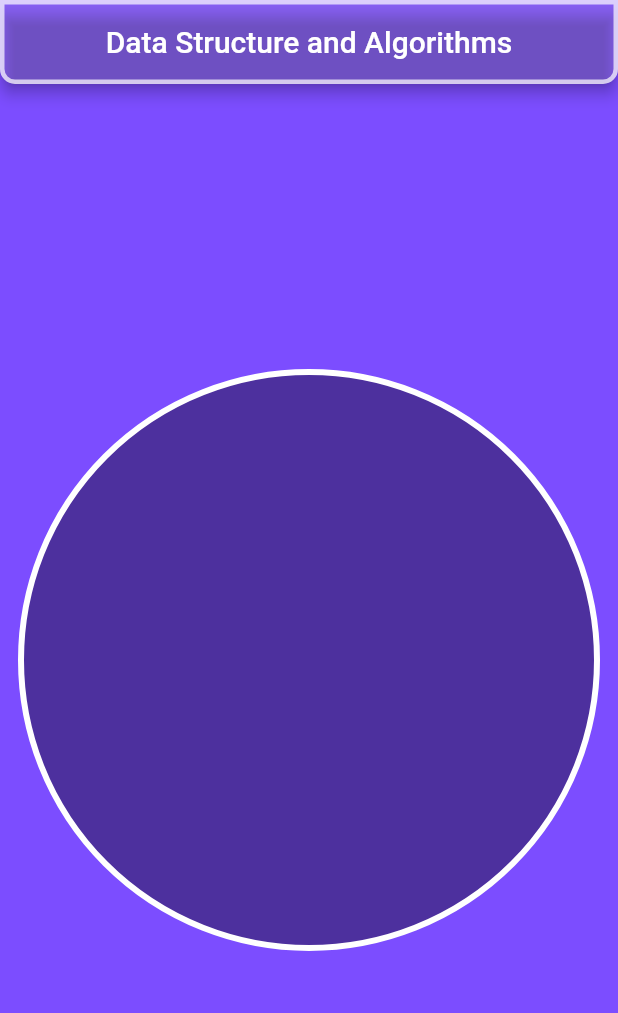
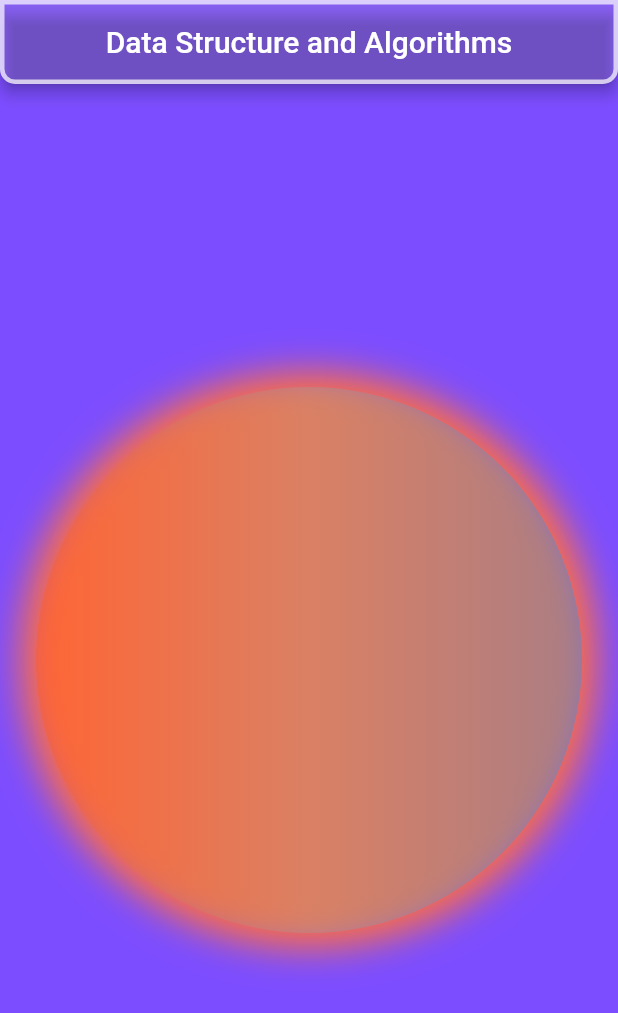
Before and after one commit to Vibhanshu2209/newAlgo, a Flutter app: the screen it shows after launch, on a phone screen of 412 x 824 dp. Shown: the top 1013 px of the screen. Run offline on Flutter 3.47's test engine with Material 2 defaults, Android fonts, the phone set to English and light mode, and no system bars; missing offline and left inert: dart:html.

Commit message:
uimodify container circle

```diff
--- a/lib/main.dart
+++ b/lib/main.dart
@@ -1,5 +1,6 @@
 import 'dart:html';
 
+import 'package:flutter/cupertino.dart';
 import 'package:flutter/material.dart';
 
 void main() {
@@ -29,10 +30,11 @@ class MyApp extends StatelessWidget {
           title: Text('Data Structure and Algorithms'),
         ),
         body: Container(
-          margin: EdgeInsets.all(12),
+          margin: EdgeInsets.all(24),
           decoration: BoxDecoration(
             shape: BoxShape.circle,
-            border: Border.all(width: 4,color: Colors.white),
+            gradient: LinearGradient(colors: [Colors.deepOrange,Colors.grey,Colors.blue]),
+            boxShadow: [BoxShadow(color: Colors.deepOrangeAccent,spreadRadius: 10,blurRadius: 20)],
             color: Colors.black38,
           ),
         ),
```
